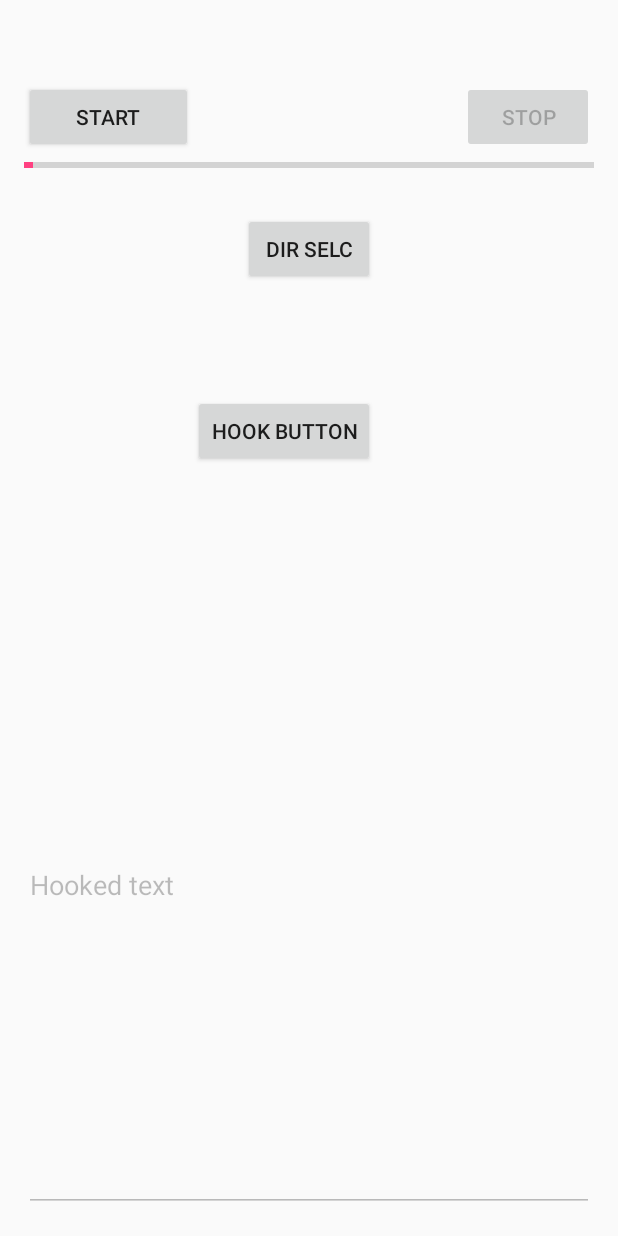
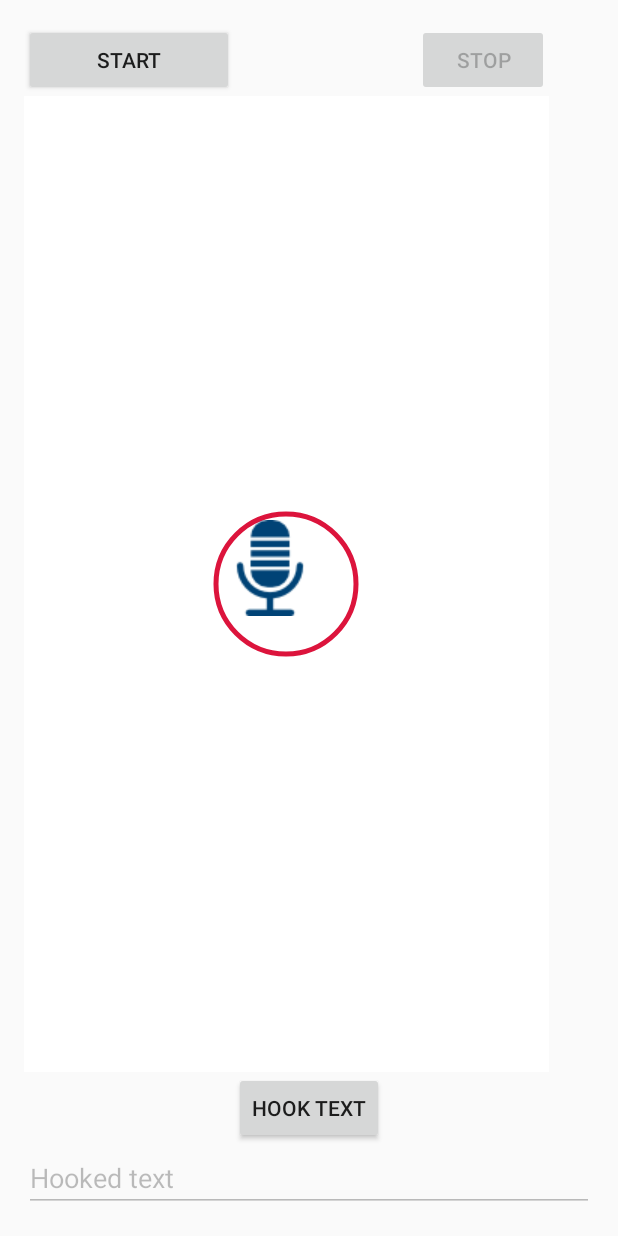
Before and after one commit to sriramoman/CSE535, an Android app: the MainActivity screen opened directly, with no data from a screen before it, on a phone screen of 412 x 824 dp. Run offline under Robolectric (Android 15) with nearby library versions, the phone set to English and light mode, and no system bars.

Commit message:
added ui and few other things

```diff
--- a/McProject/app/src/main/java/com/example/dhiraj/mcproject/MainActivity.java
+++ b/McProject/app/src/main/java/com/example/dhiraj/mcproject/MainActivity.java
@@ -14,6 +14,7 @@ import android.content.Intent;
 import android.content.IntentFilter;
 import android.content.ServiceConnection;
 import android.location.LocationManager;
+import android.media.audiofx.Visualizer;
 import android.os.Environment;
 import android.os.IBinder;
 import android.os.Message;
@@ -31,6 +32,7 @@ import android.view.View;
 
 import android.content.Context;
 import android.widget.EditText;
+import android.widget.LinearLayout;
 import android.widget.ProgressBar;
 import android.widget.TextView;
 import android.widget.Toast;
@@ -47,6 +49,8 @@ import java.util.TimerTask;
 
 public class MainActivity extends Activity
 {
+    LinearLayout layout;
+    VisualizerView mVisualizer;
     private ArrayList <String> hooks = new ArrayList<String>();
     private static final String LOG_TAG = "AudioRecordTest";
     private static String mFileName = null;
@@ -74,7 +78,7 @@ public class MainActivity extends Activity
         super.onCreate(icicle);
         filename = getIntent().getStringExtra("filename");
         Log.e(LOG_TAG, "filename is "+filename);
-
+        setContentView(R.layout.activity_main);
         //startAlarm();
 //        code to decompress
 //        Compress compress = new Compress();
@@ -89,10 +93,14 @@ public class MainActivity extends Activity
         if (!isGPSEnabled) {
             //showSettingsAlert();
         }
-        setContentView(R.layout.activity_main);
+
+        layout = (LinearLayout) findViewById(R.id.lay);
+        mVisualizer = new VisualizerView(this);
+        layout.addView(mVisualizer);
+
         //<editor-fold desc="svellangGraph">
-        level = (ProgressBar) findViewById(R.id.progressbar_level);
-        level.setProgress(500);
+        //level = (ProgressBar) findViewById(R.id.progressbar_level);
+        //level.setProgress(500);
         mapLevels=new LinkedHashMap<>();
         Intent serviceIntent;
         //</editor-fold>
@@ -148,7 +156,7 @@ public class MainActivity extends Activity
                     Log.d("Hook",String.valueOf(hookTime));
                     hookedText.setEnabled(true);
                     hookedText.requestFocus();
-                    hookBtn.setText("Save");
+                    hookBtn.setText("Save Hook");
                     hookOn = 1;
 
                 }
@@ -156,7 +164,7 @@ public class MainActivity extends Activity
                 {
                     hook(v);
                     hookedText.setEnabled(false);
-                    hookBtn.setText("Hook");
+                    hookBtn.setText("Hook Text");
                     hookBtn.requestFocus();
                     hookOn = 0;
                 }
@@ -322,7 +330,10 @@ public class MainActivity extends Activity
         public void onReceive(Context arg0, Intent arg1) {
             // TODO Auto-generated method stub
             int datapassed = arg1.getIntExtra("RECORD_SERVICE_AMPLITUDE", 0);
-            level.setProgress(datapassed);
+            layout.removeAllViews();
+            mVisualizer.updateVisualizer(datapassed / 50);
+            layout.addView(mVisualizer);
+            //level.setProgress(datapassed);
             long timeNow=System.currentTimeMillis() - starttime;
             Log.d("Receiver", String.valueOf(timeNow));
             mapLevels.put(timeNow, datapassed);
--- /dev/null
+++ b/McProject/app/src/main/java/com/example/dhiraj/mcproject/VisualizerView.java
@@ -0,0 +1,64 @@
+package com.example.dhiraj.mcproject;
+
+import android.content.Context;
+import android.graphics.Bitmap;
+import android.graphics.BitmapFactory;
+import android.graphics.Canvas;
+import android.graphics.Color;
+import android.graphics.Paint;
+import android.graphics.Rect;
+import android.util.AttributeSet;
+import android.util.Log;
+import android.view.View;
+
+public class VisualizerView extends View {
+
+    private byte[] mBytes;
+    private float[] mPoints;
+    private Rect mRect = new Rect();
+    private Paint mForePaint = new Paint();
+    private float mRadius;
+    public VisualizerView(Context context) {
+        super(context);
+        init();
+    }
+
+    public VisualizerView(Context context, AttributeSet attrs) {
+        super(context, attrs);
+        init();
+    }
+
+    public VisualizerView(Context context, AttributeSet attrs, int defStyleAttr) {
+        super(context, attrs, defStyleAttr);
+        init();
+    }
+
+    private void init() {
+        mBytes = null;
+        mForePaint.setStyle(Paint.Style.STROKE);
+        mForePaint.setStrokeWidth(5f);
+        mForePaint.setAntiAlias(true);
+        mForePaint.setColor(Color.rgb(220,20,60));
+        //mForePaint.Style.STROKE;
+        //Paint.Style.STROKE
+    }
+
+    public void updateVisualizer(float radius) {
+        mRadius = radius;
+        invalidate();
+    }
+
+    @Override
+    protected void onDraw(Canvas canvas) {
+        super.onDraw(canvas);
+
+        int width = this.getWidth();
+        int height = this.getHeight();
+        Log.e("hi"," "+height+ " "+ width);
+        canvas.drawCircle(width / 2, height / 2, mRadius + 70, mForePaint);
+        Bitmap b= BitmapFactory.decodeResource(getResources(), R.drawable.voice);
+        //p.setColor(Color.RED);
+        canvas.drawBitmap(b,(width / 2) - 64 , (height / 2) - 64 , mForePaint);
+    }
+
+}
--- a/McProject/app/src/main/res/layout/activity_main.xml
+++ b/McProject/app/src/main/res/layout/activity_main.xml
@@ -14,31 +14,28 @@
         android:layout_height="wrap_content"
         android:text="Start"
         android:id="@+id/startBtn"
-        android:layout_alignTop="@+id/stopBtn"
-        android:layout_toLeftOf="@+id/hookBtn"
+        android:enabled="true"
+        android:layout_alignParentTop="true"
         android:layout_toStartOf="@+id/hookBtn"
-        android:enabled="false" />
+        android:layout_toLeftOf="@+id/hookBtn" />
 
     <Button
         android:layout_width="wrap_content"
         android:layout_height="wrap_content"
         android:text="Stop"
         android:id="@+id/stopBtn"
-        android:layout_marginTop="38dp"
         android:enabled="false"
         android:layout_alignParentTop="true"
-        android:layout_alignRight="@+id/textFromSpeech"
-        android:layout_alignEnd="@+id/textFromSpeech" />
+        android:layout_alignRight="@+id/lay"
+        android:layout_alignEnd="@+id/lay" />
 
     <Button
         android:layout_width="wrap_content"
         android:layout_height="wrap_content"
-        android:text="Hook Button"
+        android:text="Hook Text"
         android:id="@+id/hookBtn"
-        android:layout_marginTop="73dp"
-        android:layout_below="@+id/chooseDirButton"
-        android:layout_alignRight="@+id/chooseDirButton"
-        android:layout_alignEnd="@+id/chooseDirButton" />
+        android:layout_above="@+id/hookedText"
+        android:layout_centerHorizontal="true" />
 
     <EditText
         android:layout_width="wrap_content"
@@ -46,8 +43,6 @@
         android:inputType="textMultiLine"
         android:ems="10"
         android:id="@+id/hookedText"
-        android:layout_below="@+id/hookBtn"
-        android:layout_marginTop="61dp"
         android:layout_alignParentBottom="true"
         android:layout_alignParentRight="true"
         android:layout_alignParentEnd="true"
@@ -55,14 +50,6 @@
         android:layout_alignParentStart="true"
         android:text="Hooked text"
         android:enabled="false" />
-
-    <Button
-        android:layout_width="wrap_content"
-        android:layout_height="wrap_content"
-        android:text="Dir Selc"
-        android:id="@+id/chooseDirButton"
-        android:layout_alignTop="@+id/textFromSpeech"
-        android:layout_centerHorizontal="true" />
 
     <TextView
         android:layout_width="wrap_content"
@@ -74,15 +61,29 @@
         android:layout_alignParentStart="true"
         android:layout_alignParentRight="true"
         android:layout_alignParentEnd="true" />
-    <ProgressBar
+    ProgressBar
         android:id="@+id/progressbar_level"
         style="?android:attr/progressBarStyleHorizontal"
         android:layout_width="1728dp"
         android:layout_height="wrap_content"
         android:layout_weight="0.13"
-        android:layout_below="@+id/startBtn"
+        android:max="32676"        android:indeterminate="false"
+        android:layout_above="@+id/startBtn"
+        android:layout_alignParentRight="true"
+        android:layout_alignParentEnd="true" />
+    <LinearLayout
+        android:id="@+id/lay"
+        android:layout_width="350dp"
+        android:layout_height="350dp"
+
+        android:background="#FFFF"
         android:layout_alignParentLeft="true"
         android:layout_alignParentStart="true"
-        android:max="32676" />
+        android:layout_above="@+id/hookBtn"
+        android:layout_below="@+id/startBtn">
+
+
+    </LinearLayout>
+
 
 </RelativeLayout>
```
Also changed, not shown: McProject/app/src/main/res/drawable/voice.png (added), McProject/app/src/main/res/drawable/voicerec.png (added).
